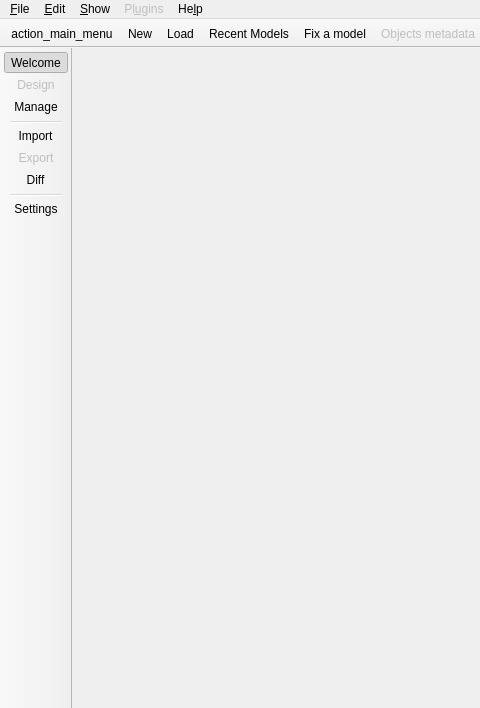
First picture: the form in libpgmodeler_ui/ui/mainwindow.ui, repository pgmodeler/pgmodeler, before the edit; both pictures show x 0 to 480 and y 0 to 708 of the 1068 by 708 pixel window.
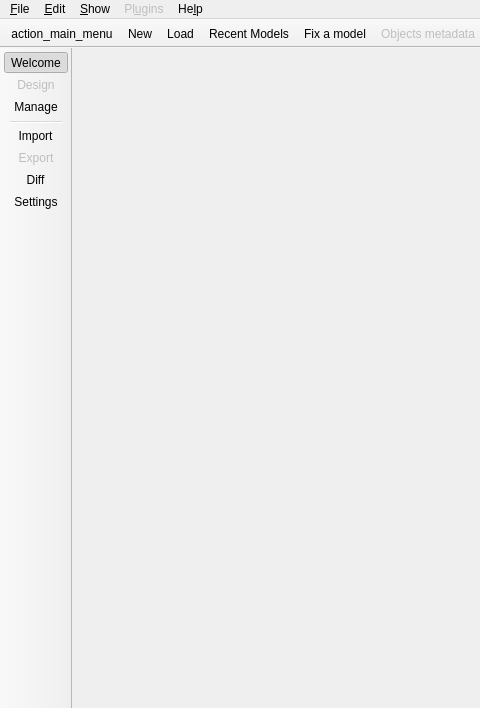
Second picture: the form after the edit. Icons and pictures are not drawn.

Commit message: Removing the extra separator in general toolbar at MainWindow

```diff
--- a/libpgmodeler_ui/ui/mainwindow.ui
+++ b/libpgmodeler_ui/ui/mainwindow.ui
@@ -823,7 +823,6 @@
    <addaction name="action_import"/>
    <addaction name="action_export"/>
    <addaction name="action_diff"/>
-   <addaction name="separator"/>
    <addaction name="action_configuration"/>
   </widget>
   <widget class="QToolBar" name="control_tb">
```
The commit also changes 1 other file.
